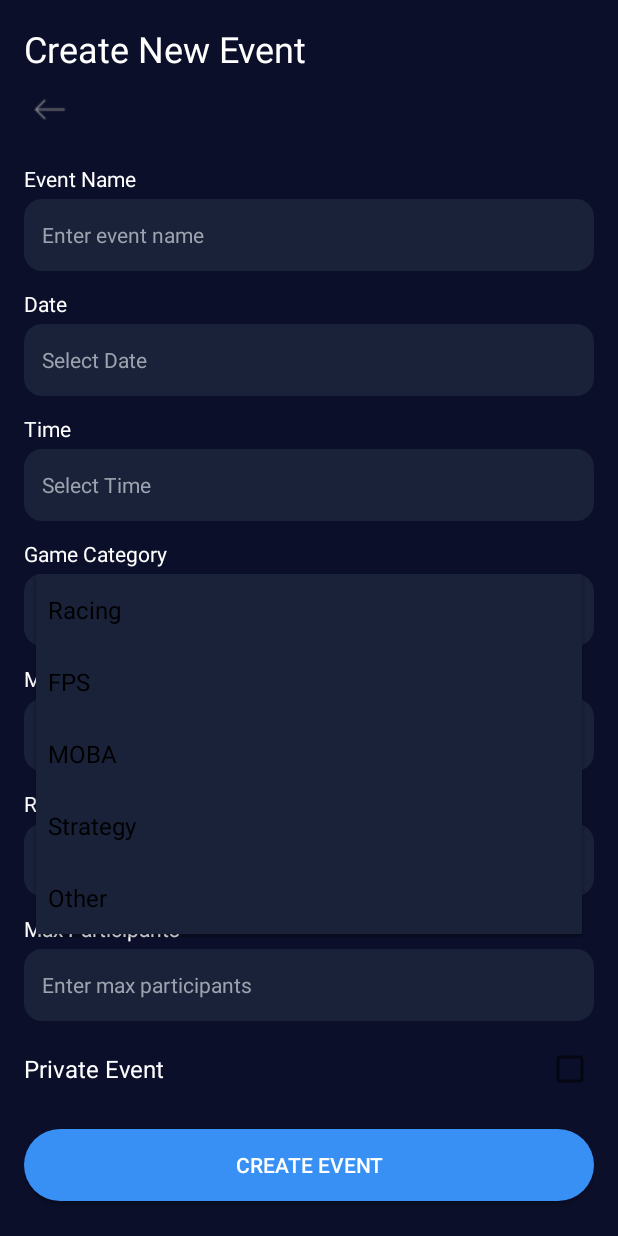
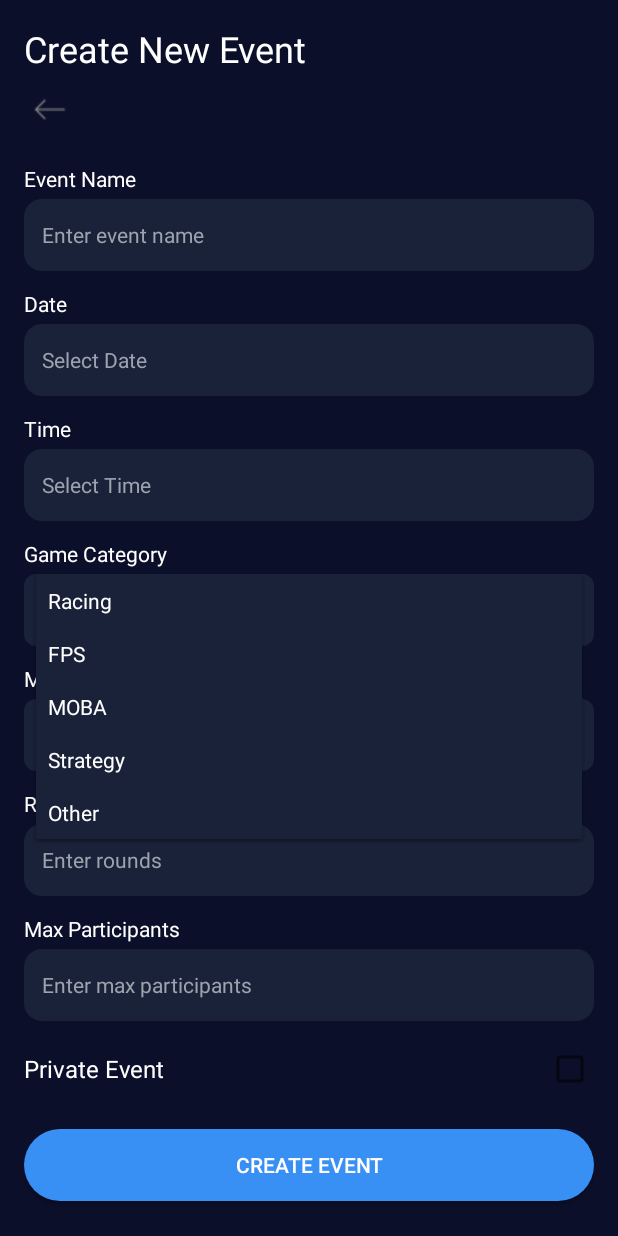
Before and after one commit to dmitryS1666/win_com, an Android app built with Jetpack Compose: the fragment CreateEventFragment placed in its activity, after a tap on "Racing", on a phone screen of 412 x 824 dp. Run offline under Robolectric (Android 15) with nearby library versions, the phone set to English and light mode, and no system bars; our stand-ins replace Room's generated code.

Commit message:
fixed icons

```diff
--- a/app/src/main/java/win/com/ui/event/CreateEventFragment.kt
+++ b/app/src/main/java/win/com/ui/event/CreateEventFragment.kt
@@ -56,9 +56,14 @@ class CreateEventFragment : Fragment() {
             requireActivity().onBackPressedDispatcher.onBackPressed()
         }
 
-        context?.let {
-            categorySpinner.adapter = ArrayAdapter(it, android.R.layout.simple_spinner_dropdown_item, GameCategories.list)
-            modeSpinner.adapter = ArrayAdapter(it, android.R.layout.simple_spinner_dropdown_item, GameModes.list)
+        context?.let { ctx ->
+            val categoryAdapter = ArrayAdapter(ctx, R.layout.spinner_item, GameCategories.list)
+            categoryAdapter.setDropDownViewResource(R.layout.spinner_dropdown_item)
+            categorySpinner.adapter = categoryAdapter
+
+            val modeAdapter = ArrayAdapter(ctx, R.layout.spinner_item, GameModes.list)
+            modeAdapter.setDropDownViewResource(R.layout.spinner_dropdown_item)
+            modeSpinner.adapter = modeAdapter
         }
 
         val calendar = Calendar.getInstance()
--- /dev/null
+++ b/app/src/main/res/drawable/spinner_background.xml
@@ -0,0 +1,23 @@
+<?xml version="1.0" encoding="utf-8"?>
+<layer-list xmlns:android="http://schemas.android.com/apk/res/android">
+
+    <!-- Фон спиннера (можно использовать свой) -->
+    <item>
+        <shape android:shape="rectangle">
+            <solid android:color="#1A2239" /> <!-- цвет фона -->
+            <corners android:radius="8dp" />
+            <padding
+                android:left="8dp"/>
+        </shape>
+    </item>
+
+    <!-- Иконка стрелочки справа -->
+    <item
+        android:gravity="right|center_vertical"
+        android:right="8dp">
+        <bitmap
+            android:gravity="center"
+            android:src="@drawable/ic_arrow_drop_down" />
+    </item>
+
+</layer-list>
--- a/app/src/main/res/layout/fragment_create_event.xml
+++ b/app/src/main/res/layout/fragment_create_event.xml
@@ -108,7 +108,7 @@
             android:id="@+id/categorySpinner"
             android:layout_width="match_parent"
             android:layout_height="48dp"
-            android:background="@drawable/rounded_input_bg"
+            android:background="@drawable/spinner_background"
             android:padding="8dp"
             android:spinnerMode="dropdown"
             android:popupBackground="#1A2239" />
@@ -127,7 +127,7 @@
             android:id="@+id/modeSpinner"
             android:layout_width="match_parent"
             android:layout_height="48dp"
-            android:background="@drawable/rounded_input_bg"
+            android:background="@drawable/spinner_background"
             android:padding="8dp"
             android:spinnerMode="dropdown"
             android:popupBackground="#1A2239" />
--- /dev/null
+++ b/app/src/main/res/layout/spinner_dropdown_item.xml
@@ -0,0 +1,7 @@
+<TextView xmlns:android="http://schemas.android.com/apk/res/android"
+    android:id="@+id/text1"
+    android:layout_width="match_parent"
+    android:layout_height="wrap_content"
+    android:textColor="#FFFFFF"
+    android:padding="8dp"
+    android:textSize="14sp" />
--- /dev/null
+++ b/app/src/main/res/layout/spinner_item.xml
@@ -0,0 +1,7 @@
+<TextView xmlns:android="http://schemas.android.com/apk/res/android"
+    android:id="@+id/text1"
+    android:layout_width="match_parent"
+    android:layout_height="wrap_content"
+    android:textColor="#FFFFFF"
+    android:padding="8dp"
+    android:textSize="14sp" />
```
Also changed, not shown: app/src/main/res/drawable/ic_arrow_drop_down.png (added).
